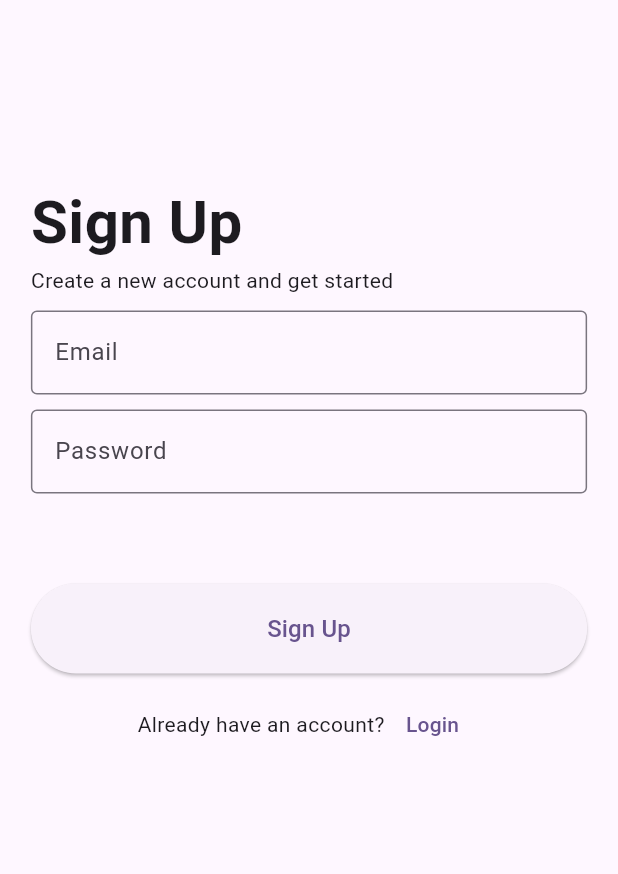
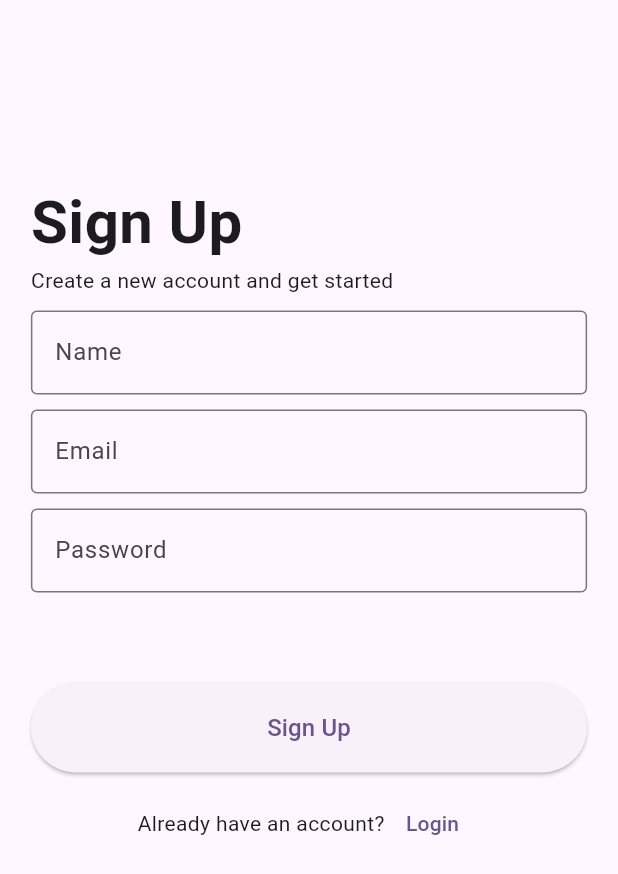
Before and after one commit to viraj-gunasekara/Bookstore_App_Android, a Flutter app: the SignupPage screen opened by its route, on a phone screen of 412 x 824 dp. Shown: the top 874 px of the screen. Run offline on Flutter 3.47's test engine with Material 3 defaults, Android fonts, the phone set to English and light mode, and no system bars; our stand-ins replace cloud_firestore, firebase_auth, firebase_core, fl_chart, flutter_dotenv, image_picker; accounts and stored records are empty.

Commit message:
userApp: signup modify & db tested & make clear homepage

```diff
--- a/bookstore_app/lib/controlllers/auth_service.dart
+++ b/bookstore_app/lib/controlllers/auth_service.dart
@@ -1,13 +1,13 @@
+import 'package:bookstore_app/controlllers/db_service.dart';
 import 'package:firebase_auth/firebase_auth.dart';
 
 class AuthService {
   //signup - create new account using email password method
-  Future<String> createAccountWithEmail(String email, String password) async {
+  Future<String> createAccountWithEmail(String name, String email, String password) async {
     try {
-      await FirebaseAuth.instance.createUserWithEmailAndPassword(
-        email: email,
-        password: password,
-      );
+      await FirebaseAuth.instance.createUserWithEmailAndPassword(email: email, password: password);
+
+      await DbService().saveUserData(name: name, email: email);
 
       return "Account Created";
     } on FirebaseAuthException catch (e) {
@@ -18,10 +18,7 @@ class AuthService {
   //signin - login with email password method
   Future<String> loginWithEmail(String email, String password) async {
     try {
-      await FirebaseAuth.instance.signInWithEmailAndPassword(
-        email: email,
-        password: password,
-      );
+      await FirebaseAuth.instance.signInWithEmailAndPassword(email: email, password: password);
 
       return "Login Successful";
     } on FirebaseAuthException catch (e) {
--- a/bookstore_app/lib/views/home.dart
+++ b/bookstore_app/lib/views/home.dart
@@ -10,6 +10,8 @@ class HomePage extends StatefulWidget {
 class _HomePageState extends State<HomePage> {
   @override
   Widget build(BuildContext context) {
-    return const Placeholder();
+    return Scaffold(
+      appBar: AppBar(title: Text("Home"),  scrolledUnderElevation: 0, forceMaterialTransparency: true,)
+    );
   }
 }
--- a/bookstore_app/lib/views/signup.dart
+++ b/bookstore_app/lib/views/signup.dart
@@ -11,6 +11,7 @@ class SignupPage extends StatefulWidget {
 class _SignupPageState extends State<SignupPage> {
   final formKey = GlobalKey<FormState>();
 
+  TextEditingController _nameController = TextEditingController();
   TextEditingController _emailController = TextEditingController();
   TextEditingController _passwordController = TextEditingController();
 
@@ -36,6 +37,18 @@ class _SignupPageState extends State<SignupPage> {
                       ),
                     ),
                     Text("Create a new account and get started"),
+                    SizedBox(height: 10),
+                    SizedBox(
+                    width: MediaQuery.of(context).size.width * .9,
+                    child: TextFormField(
+                      validator: (value) =>
+                          value!.isEmpty ? "Name cannot be empty." : null,
+                      controller: _nameController,
+                      decoration: InputDecoration(
+                        border: OutlineInputBorder(),
+                        label: Text("Name"),
+                      ),
+                    )),
                     SizedBox(height: 10),
                     SizedBox(
                       width: MediaQuery.of(context).size.width * .9,
@@ -76,6 +89,7 @@ class _SignupPageState extends State<SignupPage> {
                     if (formKey.currentState!.validate()) {
                       AuthService()
                           .createAccountWithEmail(
+                            _nameController.text,
                             _emailController.text,
                             _passwordController.text,
                           )
```
Also changed, not shown: bookstore_app/lib/controlllers/db_service.dart (added, +40 -0 lines).
